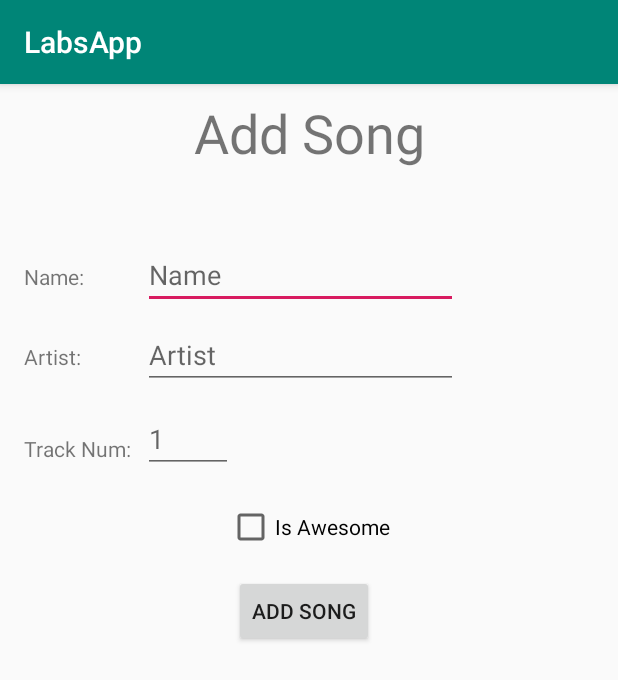
After one commit to SunWuChoi/Android-Kotlin-Labs, an Android app: the AddSongActivity screen opened directly, with no data from a screen before it, on a phone screen of 412 x 824 dp. The commit adds this screen. Shown: the top 680 px of the screen. Run offline under Robolectric (Android 15) with nearby library versions, the phone set to English and light mode, and no system bars.

Commit message:
Lab 5 step 2 starter code

```diff
--- a/app/src/main/AndroidManifest.xml
+++ b/app/src/main/AndroidManifest.xml
@@ -1,6 +1,6 @@
 <?xml version="1.0" encoding="utf-8"?>
 <manifest xmlns:android="http://schemas.android.com/apk/res/android"
-          package="edu.towson.cosc431.labsapp">
+          package="edu.towson.cosc435.labsapp">
 
     <application
             android:allowBackup="true"
@@ -9,6 +9,8 @@
             android:roundIcon="@mipmap/ic_launcher_round"
             android:supportsRtl="true"
             android:theme="@style/AppTheme">
+        <activity android:name=".AddSongActivity">
+        </activity>
         <activity android:name=".MainActivity">
             <intent-filter>
                 <action android:name="android.intent.action.MAIN"/>
--- /dev/null
+++ b/app/src/main/java/edu/towson/cosc435/labsapp/AddSongActivity.kt
@@ -0,0 +1,19 @@
+package edu.towson.cosc435.labsapp
+
+import androidx.appcompat.app.AppCompatActivity
+import android.os.Bundle
+
+class AddSongActivity : AppCompatActivity() {
+
+    override fun onCreate(savedInstanceState: Bundle?) {
+        super.onCreate(savedInstanceState)
+        setContentView(R.layout.activity_add_song)
+
+        // TODO - 8. Add a click listener to the add_song_btn
+        // TODO - 9. In the callback, create a new Intent
+        // TODO - 10. Create a Song object from the fields in the view
+        // TODO - 11. Serialize the Song into a JSON object using GSON and put it into the Intent (intent.putString()...)
+        // TODO - 12. Call setResult() with the intent from step 8-9 and RESULT_OK
+        // TODO - 13. Call finish() to end the current Activity
+    }
+}
--- a/app/src/main/java/edu/towson/cosc435/labsapp/MainActivity.kt
+++ b/app/src/main/java/edu/towson/cosc435/labsapp/MainActivity.kt
@@ -1,20 +1,18 @@
-package edu.towson.cosc431.labsapp
+package edu.towson.cosc435.labsapp
 
 import androidx.appcompat.app.AppCompatActivity
 import android.os.Bundle
 import android.view.View
-import edu.towson.cosc431.labsapp.interfaces.ISongController
-import edu.towson.cosc431.labsapp.interfaces.ISongRepository
-import edu.towson.cosc431.labsapp.models.Song
+import edu.towson.cosc435.labsapp.interfaces.ISongController
+import edu.towson.cosc435.labsapp.interfaces.ISongRepository
+import edu.towson.cosc435.labsapp.models.Song
 import kotlinx.android.synthetic.main.activity_main.*
 import kotlinx.android.synthetic.main.song_view.*
 
 class MainActivity : AppCompatActivity(), ISongController {
-
-    // TODO - 2. Implement the new ISongController method for launching the add song screen
-    // TODO - 3. Add a button in activity_main.xml with text=Add Song
-    // TODO - 5. Commit your work. "git add ." then "git commit -m 'Finished lab5 part1'
-    // TODO - 6. Do "git checkout lab5_part2" then continue with the next set of instructions
+    override fun launchAddSongScreen() {
+        // TODO - 7. Implement this method to launch the AddSongActivity
+    }
 
     override fun nextSong() {
         if(currentSongIndex >= songs.getCount() - 1) return
@@ -64,7 +62,7 @@ class MainActivity : AppCompatActivity(), ISongController {
         buttonPrev.setOnClickListener { prevSong() }
         deleteButton.setOnClickListener { deleteSong() }
         isAwesomeCb.setOnClickListener { toggleAwesome() }
-        // TODO - 4. Add an onClickListener that calls the launch new song method
+        add_song_button.setOnClickListener { launchAddSongScreen() }
     }
 
     private fun displaySong() {
--- a/app/src/main/java/edu/towson/cosc435/labsapp/SongRepository.kt
+++ b/app/src/main/java/edu/towson/cosc435/labsapp/SongRepository.kt
@@ -1,7 +1,7 @@
-package edu.towson.cosc431.labsapp
+package edu.towson.cosc435.labsapp
 
-import edu.towson.cosc431.labsapp.interfaces.ISongRepository
-import edu.towson.cosc431.labsapp.models.Song
+import edu.towson.cosc435.labsapp.interfaces.ISongRepository
+import edu.towson.cosc435.labsapp.models.Song
 
 class SongRepository : ISongRepository {
     private var songs: MutableList<Song> = mutableListOf()
--- a/app/src/main/java/edu/towson/cosc435/labsapp/interfaces/ISongController.kt
+++ b/app/src/main/java/edu/towson/cosc435/labsapp/interfaces/ISongController.kt
@@ -1,6 +1,6 @@
-package edu.towson.cosc431.labsapp.interfaces
+package edu.towson.cosc435.labsapp.interfaces
 
-import edu.towson.cosc431.labsapp.models.Song
+import edu.towson.cosc435.labsapp.models.Song
 
 // We should have a method for every action our controller should take
 // the actions our controller should handle are:
@@ -13,5 +13,5 @@ interface ISongController {
     fun deleteSong()
     fun toggleAwesome()
     fun displaySong(song: Song)
-    // TODO - 1. Add a new method for launching the AddSong screen
+    fun launchAddSongScreen()
 }
--- a/app/src/main/java/edu/towson/cosc435/labsapp/interfaces/ISongRepository.kt
+++ b/app/src/main/java/edu/towson/cosc435/labsapp/interfaces/ISongRepository.kt
@@ -1,6 +1,6 @@
-package edu.towson.cosc431.labsapp.interfaces
+package edu.towson.cosc435.labsapp.interfaces
 
-import edu.towson.cosc431.labsapp.models.Song
+import edu.towson.cosc435.labsapp.models.Song
 
 // The song repository is an abstract collection of Songs
 // We will need methods for:
--- a/app/src/main/java/edu/towson/cosc435/labsapp/models/Song.kt
+++ b/app/src/main/java/edu/towson/cosc435/labsapp/models/Song.kt
@@ -1,4 +1,4 @@
-package edu.towson.cosc431.labsapp.models
+package edu.towson.cosc435.labsapp.models
 
 data class Song (
     val name: String,
--- /dev/null
+++ b/app/src/main/res/layout/activity_add_song.xml
@@ -0,0 +1,118 @@
+<?xml version="1.0" encoding="utf-8"?>
+<androidx.constraintlayout.widget.ConstraintLayout
+        xmlns:android="http://schemas.android.com/apk/res/android"
+        xmlns:app="http://schemas.android.com/apk/res-auto"
+        xmlns:tools="http://schemas.android.com/tools"
+        android:layout_width="match_parent"
+        android:layout_height="match_parent"
+        >
+
+    <EditText
+            android:id="@+id/songNameEt"
+            android:layout_width="210dp"
+            android:layout_height="wrap_content"
+            android:layout_marginTop="48dp"
+            android:ems="10"
+            android:hint="Name"
+            android:inputType="textPersonName"
+            app:layout_constraintStart_toStartOf="@+id/songTrackEt"
+            app:layout_constraintTop_toBottomOf="@+id/addSongTitle"
+            app:layout_constraintEnd_toEndOf="parent" app:layout_constraintHorizontal_bias="0.0"/>
+
+    <Button
+            android:id="@+id/addSongBtn"
+            android:layout_width="wrap_content"
+            android:layout_height="wrap_content"
+            android:layout_marginLeft="8dp"
+            android:layout_marginRight="8dp"
+            android:text="@string/add_song_btn_txt"
+            app:layout_constraintHorizontal_bias="0.49"
+            app:layout_constraintLeft_toLeftOf="parent"
+            app:layout_constraintRight_toRightOf="parent"
+            app:layout_constraintTop_toBottomOf="@+id/songIsAwesomeCb" android:layout_marginTop="16dp"/>
+
+    <TextView
+            android:id="@+id/nameLabel"
+            android:layout_width="wrap_content"
+            android:layout_height="wrap_content"
+            android:layout_marginEnd="16dp"
+            android:layout_marginStart="16dp"
+            android:layout_marginLeft="16dp"
+            android:text="@string/addsong_name_label"
+            app:layout_constraintBaseline_toBaselineOf="@+id/songNameEt"
+            app:layout_constraintEnd_toStartOf="@+id/songNameEt"
+            app:layout_constraintHorizontal_bias="0.0"
+            app:layout_constraintStart_toStartOf="parent" />
+
+    <TextView
+            android:id="@+id/artistLabel"
+            android:layout_width="wrap_content"
+            android:layout_height="wrap_content"
+            android:layout_marginEnd="16dp"
+            android:layout_marginStart="16dp"
+            android:text="@string/addsong_artist_label"
+            app:layout_constraintBaseline_toBaselineOf="@+id/songArtistEt"
+            app:layout_constraintEnd_toStartOf="@+id/songArtistEt"
+            app:layout_constraintHorizontal_bias="0.0"
+            app:layout_constraintStart_toStartOf="parent"/>
+
+    <EditText
+            android:id="@+id/songArtistEt"
+            android:layout_width="210dp"
+            android:layout_height="wrap_content"
+            android:ems="10"
+            android:hint="Artist"
+            android:inputType="textPersonName"
+            app:layout_constraintStart_toStartOf="@+id/songTrackEt"
+            app:layout_constraintEnd_toEndOf="parent"
+            app:layout_constraintHorizontal_bias="0.0"
+            android:layout_marginTop="8dp" app:layout_constraintTop_toBottomOf="@+id/songNameEt"/>
+
+    <TextView
+            android:id="@+id/trackLabel"
+            android:layout_width="wrap_content"
+            android:layout_height="wrap_content"
+            android:layout_marginStart="16dp"
+            android:text="@string/addsong_track_num_label"
+            app:layout_constraintBaseline_toBaselineOf="@+id/songTrackEt"
+            app:layout_constraintStart_toStartOf="parent" android:layout_marginLeft="16dp"/>
+
+    <EditText
+            android:id="@+id/songTrackEt"
+            android:layout_width="60dp"
+            android:layout_height="40dp"
+            android:layout_marginEnd="8dp"
+            android:layout_marginStart="8dp"
+            android:ems="10"
+            android:hint="1"
+            android:inputType="number"
+            app:layout_constraintEnd_toEndOf="parent"
+            app:layout_constraintHorizontal_bias="0.0"
+            app:layout_constraintStart_toEndOf="@+id/trackLabel"
+            app:layout_constraintTop_toBottomOf="@+id/songArtistEt" android:layout_marginTop="16dp"/>
+
+    <TextView
+            android:id="@+id/addSongTitle"
+            android:layout_width="wrap_content"
+            android:layout_height="wrap_content"
+            android:layout_marginEnd="8dp"
+            android:layout_marginStart="8dp"
+            android:layout_marginTop="8dp"
+            android:text="@string/add_song_screen_title"
+            android:textSize="36sp"
+            app:layout_constraintEnd_toEndOf="parent"
+            app:layout_constraintStart_toStartOf="parent"
+            app:layout_constraintTop_toTopOf="parent" />
+
+    <CheckBox
+            android:id="@+id/songIsAwesomeCb"
+            android:layout_width="wrap_content"
+            android:layout_height="wrap_content"
+            android:layout_marginEnd="8dp"
+            android:layout_marginStart="8dp"
+            android:text="@string/addsong_is_awesome_label"
+            app:layout_constraintEnd_toEndOf="parent"
+            app:layout_constraintStart_toStartOf="parent"
+            app:layout_constraintTop_toBottomOf="@+id/songTrackEt" app:layout_constraintHorizontal_bias="0.498"
+            android:layout_marginTop="20dp"/>
+</androidx.constraintlayout.widget.ConstraintLayout>
--- a/app/src/main/res/layout/activity_main.xml
+++ b/app/src/main/res/layout/activity_main.xml
@@ -5,7 +5,7 @@
     android:orientation="vertical"
     android:layout_width="match_parent"
     android:layout_height="match_parent"
-    tools:context="edu.towson.labsapp.MainActivity"
+    tools:context=".MainActivity"
     tools:layout_editor_absoluteY="81dp"
     tools:layout_editor_absoluteX="0dp">
 
@@ -25,7 +25,7 @@
     <LinearLayout
             android:id="@+id/buttonPanel"
             android:layout_width="match_parent"
-        android:layout_height="match_parent"
+            android:layout_height="wrap_content"
             android:orientation="horizontal">
 
         <Button
@@ -43,4 +43,11 @@
                 android:text="@string/next_btn_txt" />
     </LinearLayout>
 
+    <Button
+            android:id="@+id/add_song_button"
+            android:layout_width="wrap_content"
+            android:layout_height="wrap_content"
+            android:layout_gravity="center_horizontal"
+            android:text="@string/add_song_btn_txt" />
+
 </LinearLayout>
--- a/app/src/main/res/values/strings.xml
+++ b/app/src/main/res/values/strings.xml
@@ -6,4 +6,10 @@
     <string name="name_label">Name:</string>
     <string name="artist_label">Artist:</string>
     <string name="track_label">Track:</string>
+    <string name="add_song_btn_txt">Add Song</string>
+    <string name="add_song_screen_title">Add Song</string>
+    <string name="addsong_is_awesome_label">Is Awesome</string>
+    <string name="addsong_track_num_label">Track Num:</string>
+    <string name="addsong_artist_label">Artist:</string>
+    <string name="addsong_name_label">Name:</string>
 </resources>
```
Also changed, not shown: 2 other files. Lines whose indentation alone changed are shown as unchanged.
